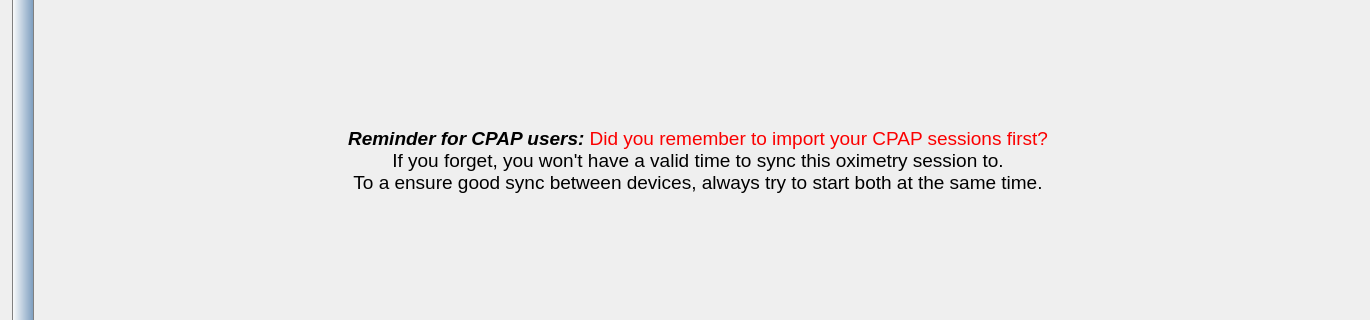
Qt form oscar/oximeterimport.ui (littleyoda/oscar) before a commit; both pictures show x 0 to 1370 and y 344 to 664 of the 1370 by 748 pixel window.
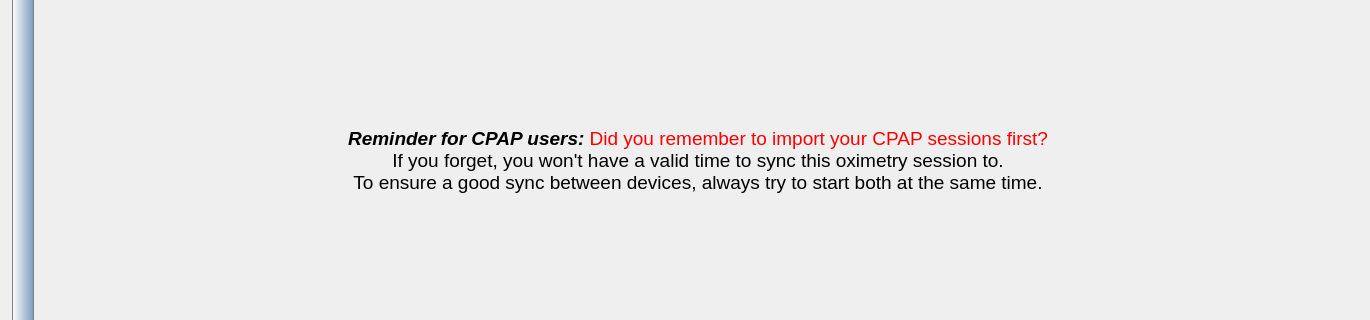
The same form after that commit. Icons and pictures are not drawn.

Commit message: Fix English Grammer - Oximeter Wizard Menu

Patch:
```diff
--- a/oscar/oximeterimport.ui
+++ b/oscar/oximeterimport.ui
@@ -915,7 +915,7 @@
             </font>
            </property>
            <property name="text">
-            <string>&lt;html&gt;&lt;head/&gt;&lt;body&gt;&lt;p&gt;&lt;span style=&quot; font-weight:600; font-style:italic;&quot;&gt;Reminder for CPAP users: &lt;/span&gt;&lt;span style=&quot; color:#fb0000;&quot;&gt;Did you remember to import your CPAP sessions first?&lt;br/&gt;&lt;/span&gt;If you forget, you won't have a valid time to sync this oximetry session to.&lt;br/&gt;To a ensure good sync between devices, always try to start both at the same time.&lt;/p&gt;&lt;/body&gt;&lt;/html&gt;</string>
+            <string>&lt;html&gt;&lt;head/&gt;&lt;body&gt;&lt;p&gt;&lt;span style=&quot; font-weight:600; font-style:italic;&quot;&gt;Reminder for CPAP users: &lt;/span&gt;&lt;span style=&quot; color:#fb0000;&quot;&gt;Did you remember to import your CPAP sessions first?&lt;br/&gt;&lt;/span&gt;If you forget, you won't have a valid time to sync this oximetry session to.&lt;br/&gt;To ensure a good sync between devices, always try to start both at the same time.&lt;/p&gt;&lt;/body&gt;&lt;/html&gt;</string>
            </property>
            <property name="alignment">
             <set>Qt::AlignHCenter|Qt::AlignTop</set>
```
